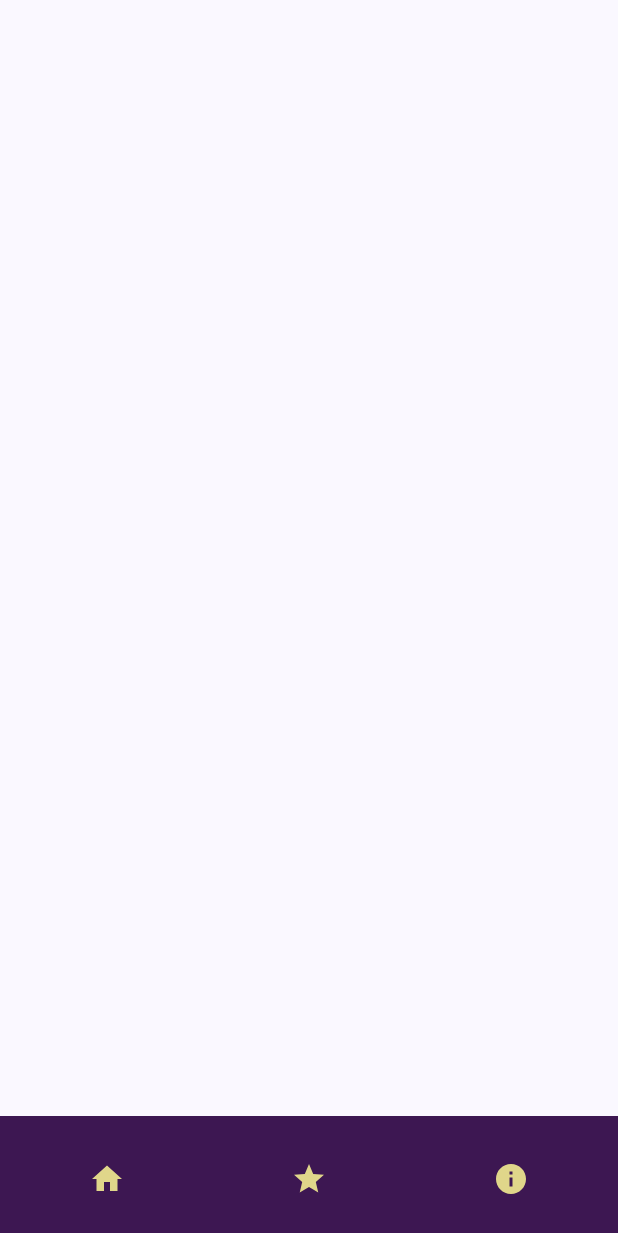
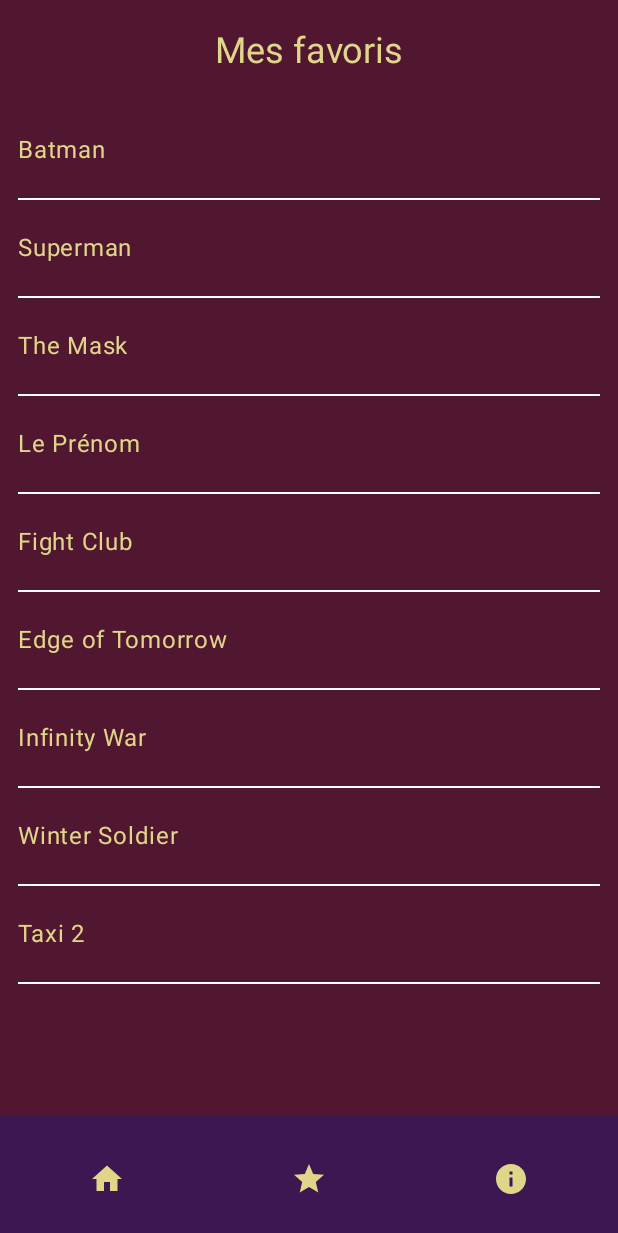
Before and after one commit to Yoogo9z/applimobilefilmprojet, an Android app built with Jetpack Compose: the GestionActivity screen opened directly, with no data from a screen before it, on a phone screen of 412 x 824 dp. Shown: the top 1233 px of the screen. Run offline under Robolectric (Android 15) with nearby library versions, the phone set to English and light mode, and no system bars.

Commit message:
il faut ajouter un header partout pour le style

```diff
--- a/app/src/main/java/com/example/applimobilefilm/GestionActivity.kt
+++ b/app/src/main/java/com/example/applimobilefilm/GestionActivity.kt
@@ -48,10 +48,7 @@ class GestionActivity : AppCompatActivity() {
                     },
                     modifier = Modifier.fillMaxSize()
                 ) {
-                    NavHost(navController, startDestination = "favoris") {
-                        composable("favoris") {
-                        }
-                    }
+                    Favoris(Modifier.fillMaxSize())
                 }
             }
         }
@@ -59,7 +56,7 @@ class GestionActivity : AppCompatActivity() {
 }
 
 @Composable
-fun Favoris(modifier: Modifier = Modifier) {
+fun Favoris(modifier: Modifier) {
     Column(
         modifier = modifier.fillMaxWidth()
     ) {
@@ -195,6 +192,7 @@ fun Favoris(modifier: Modifier = Modifier) {
     }
 }
 
+
 @SuppressLint("UnusedMaterial3ScaffoldPaddingParameter")
 @Composable
 fun MoviePreviewContentFav(onHomeClick: () -> Unit, onStarClick: () -> Unit) {
--- a/app/src/main/java/com/example/applimobilefilm/MainActivity.kt
+++ b/app/src/main/java/com/example/applimobilefilm/MainActivity.kt
@@ -1,6 +1,5 @@
 package com.example.applimobilefilm
 
-//import androidx.appcompat.app.AppCompatActivity
 import android.annotation.SuppressLint
 import android.os.Bundle
 import androidx.activity.compose.setContent
```
Also changed, not shown: 1 other file.
